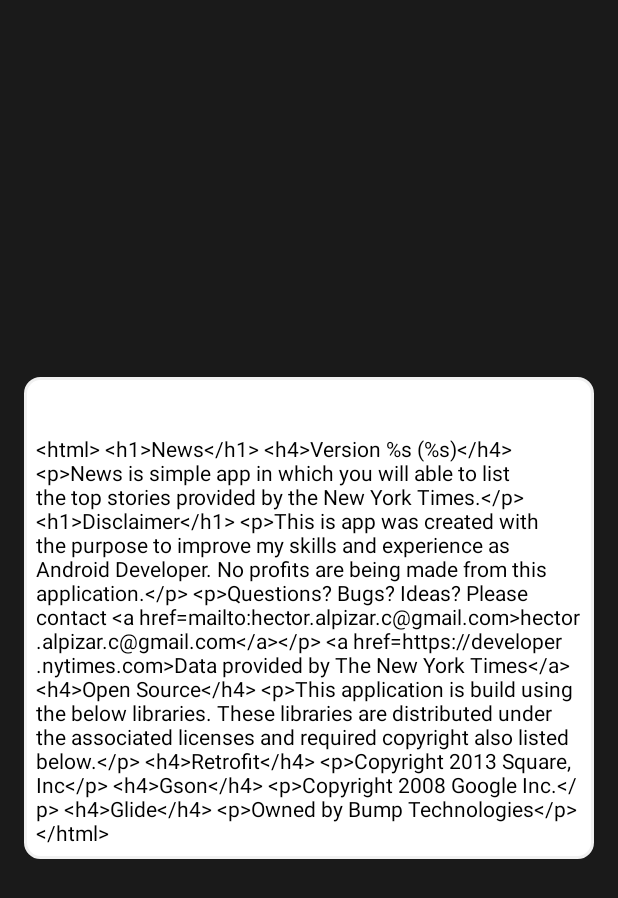
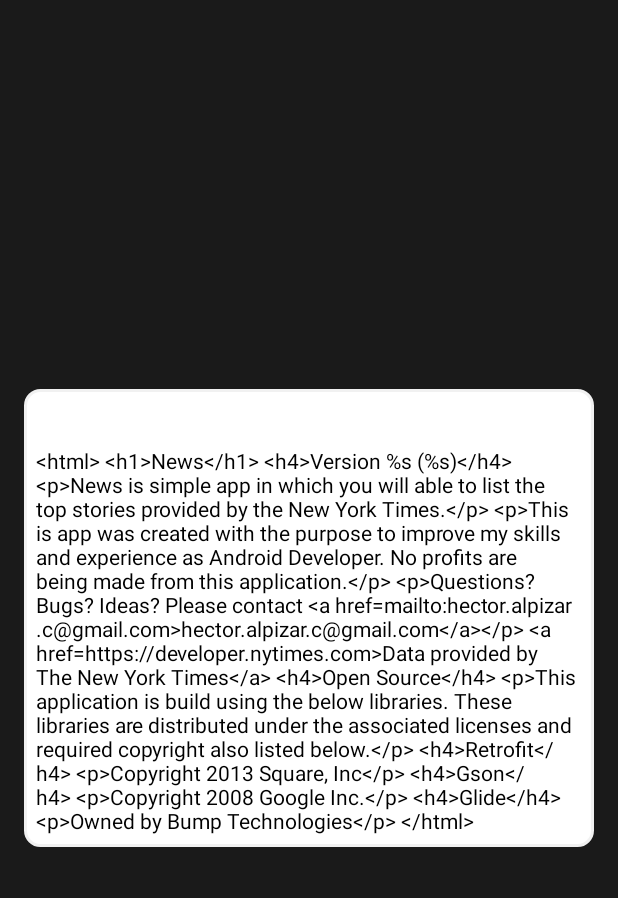
Before and after one commit to hectorhalpizar/news, an Android app: the layout fragment_about.xml on its own in the app's theme, with its tools: preview values and no code run, on a phone screen of 412 x 824 dp. Shown: the top 898 px of the screen. Run offline under Robolectric (Android 15) with nearby library versions, the phone set to English and light mode, and no system bars.

Commit message:
About: Disclaimer title removed.

```diff
--- a/app/src/main/res/values/about_news.xml
+++ b/app/src/main/res/values/about_news.xml
@@ -5,7 +5,6 @@
         <h1>News</h1>
         <h4>Version %s (%s)</h4>
         <p>News is simple app in which you will able to list the top stories provided by the New York Times.</p>
-        <h1>Disclaimer</h1>
 
         <p>This is app was created with the purpose to improve my skills and experience as Android Developer.
             No profits are being made from this application.</p>
```
